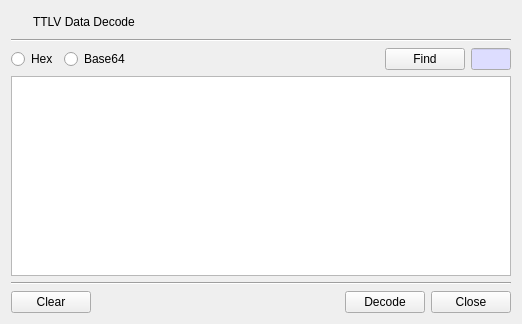
Before: the Qt Designer form BerEditor/decode_ttlv_dlg.ui in jykim74/BerEditor, drawn with Qt 5.
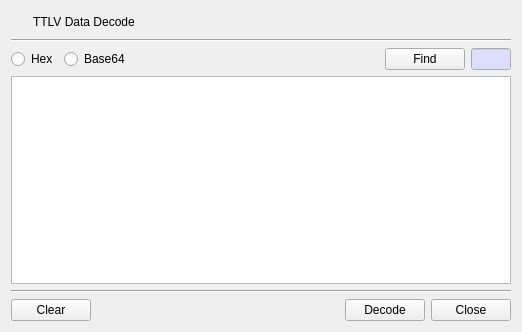
After: the same form once the commit is applied. Icons and pictures are not drawn.

Diff of the .ui file:
```diff
--- a/BerEditor/decode_ttlv_dlg.ui
+++ b/BerEditor/decode_ttlv_dlg.ui
@@ -7,7 +7,7 @@
     <x>0</x>
     <y>0</y>
     <width>518</width>
-    <height>322</height>
+    <height>332</height>
    </rect>
   </property>
   <property name="windowTitle">
```
Left out of the diff: 7 changed lines with no effect on the pictures.
